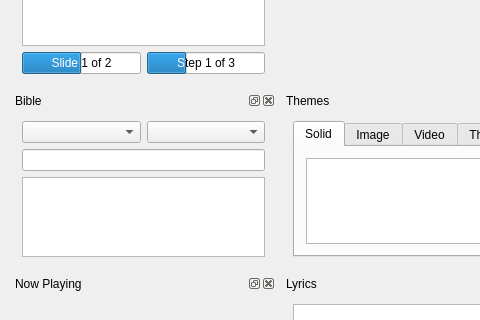
Old version of the form kworship/kworshipview_base.ui in the repository amalon/kworship; both pictures show x 0 to 480 and y 132 to 452 of the 584 by 667 pixel window.
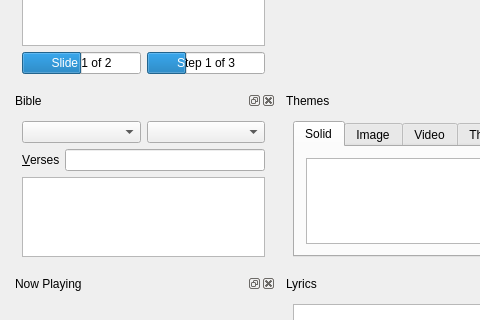
New version of the form.

Commit message: implemented bible verse selection box

The edit to the form file:
```diff
--- a/kworship/kworshipview_base.ui
+++ b/kworship/kworshipview_base.ui
@@ -185,6 +185,18 @@
         </layout>
        </item>
        <item>
+        <layout class="QHBoxLayout" name="horizontalLayout_10" >
+         <item>
+          <widget class="QLabel" name="labelBibleVerses" >
+           <property name="text" >
+            <string>&amp;Verses</string>
+           </property>
+           <property name="buddy" >
+            <cstring>searchBible</cstring>
+           </property>
+          </widget>
+         </item>
+         <item>
         <widget class="QLineEdit" name="searchBible" >
          <property name="sizePolicy" >
           <sizepolicy vsizetype="Fixed" hsizetype="Expanding" >
@@ -193,6 +205,8 @@
           </sizepolicy>
          </property>
         </widget>
+         </item>
+        </layout>
        </item>
        <item>
         <widget class="QTextEdit" name="textBible" >
```
Lines whose indentation alone changed are shown as unchanged. The commit also changes 5 other files.
